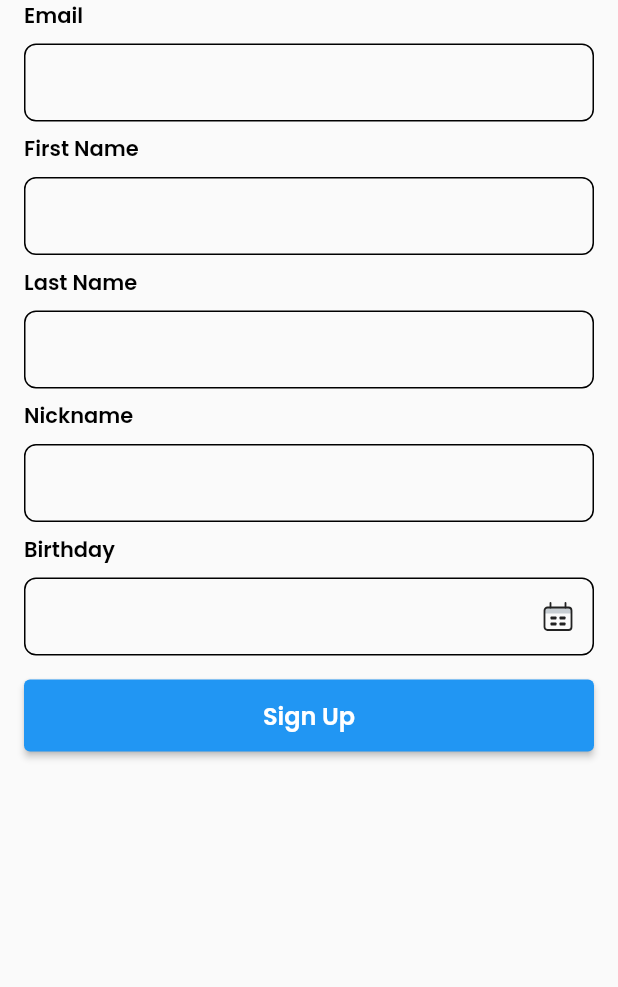
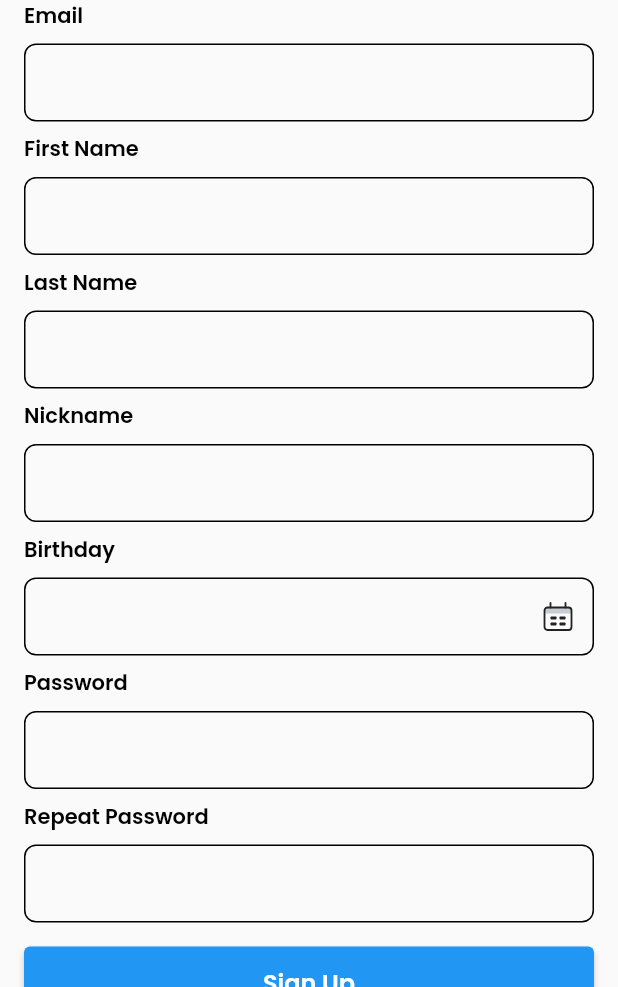
Before and after one commit to prasetya4di/vita-flutter-app, a Flutter app: the RegisterScreen screen opened by its route, on a phone screen of 412 x 824 dp, the part 249-1236 px from its top. Run offline on Flutter 3.47's test engine with Material 2 defaults, Android fonts, the phone set to English and light mode, and no system bars; our stand-ins replace cached_network_image, chopper, either_dart, flutter_bloc, flutter_markdown, flutter_svg and 4 more; generated files the repository leaves out were written again.

Commit message:
Add passwords form field

```diff
--- a/lib/view/login/widgets/password_form_field.dart
+++ b/lib/view/login/widgets/password_form_field.dart
@@ -35,17 +35,6 @@ class _PasswordFormField extends State<PasswordFormField> {
   }
 
   String? _validatePassword(String? value) {
-    final regex =
-        RegExp(r'^(?=.*?[A-Z])(?=.*?[a-z])(?=.*?[0-9])(?=.*?[!@#\$&*~]).{8,}$');
-
-    if (value != null && value.isEmpty) {
-      return "Please fill password";
-    } else if (value!.length < 8) {
-      return "Please enter at least 8 characters";
-    } else if (!regex.hasMatch(value)) {
-      return "Password should contain at least one uppercase, \nlowercase, number, and a special character.";
-    } else {
-      return null;
-    }
+    return value!.isEmpty ? 'Enter a valid password' : null;
   }
 }
--- a/lib/view/register/register_screen.dart
+++ b/lib/view/register/register_screen.dart
@@ -5,6 +5,7 @@ import 'package:vita_client_app/view/register/widgets/birthdate_form_field.dart'
 import 'package:vita_client_app/view/register/widgets/first_name_form_field.dart';
 import 'package:vita_client_app/view/register/widgets/last_name_form_field.dart';
 import 'package:vita_client_app/view/register/widgets/nickname_form_field.dart';
+import 'package:vita_client_app/view/register/widgets/passwords_form_field.dart';
 import 'package:vita_client_app/view/widgets/image_logo.dart';
 import 'package:vita_client_app/view/widgets/space_vertical.dart';
 
@@ -39,6 +40,8 @@ class _RegisterScreen extends State<RegisterScreen> {
                   const NickNameFormField(),
                   const SpaceVertical(),
                   const BirthdateFormField(),
+                  const SpaceVertical(),
+                  const PasswordsFormField(),
                   const SpaceVertical(size: 16),
                   RegisterButton(onPressed: () {})
                 ],
--- /dev/null
+++ b/lib/view/register/widgets/passwords_form_field.dart
@@ -0,0 +1,60 @@
+import 'package:flutter/material.dart';
+import 'package:vita_client_app/view/widgets/space_vertical.dart';
+import 'package:vita_client_app/view/widgets/user_form_field.dart';
+
+class PasswordsFormField extends StatefulWidget {
+  const PasswordsFormField({super.key});
+
+  @override
+  State<PasswordsFormField> createState() => _PasswordsFormField();
+}
+
+class _PasswordsFormField extends State<PasswordsFormField> {
+  final TextEditingController _passwordController = TextEditingController();
+  final TextEditingController _repeatPasswordController =
+      TextEditingController();
+
+  @override
+  Widget build(BuildContext context) {
+    return Column(
+      children: [
+        UserFormField(
+            obscureText: true,
+            label: "Password",
+            controller: _passwordController,
+            validator: _validatePassword),
+        const SpaceVertical(),
+        UserFormField(
+            obscureText: true,
+            label: "Repeat Password",
+            controller: _repeatPasswordController,
+            validator: _validateRepeatPassword)
+      ],
+    );
+  }
+
+  String? _validatePassword(String? value) {
+    final regex =
+        RegExp(r'^(?=.*?[A-Z])(?=.*?[a-z])(?=.*?[0-9])(?=.*?[!@#\$&*~]).{8,}$');
+
+    if (value != null && value.isEmpty) {
+      return "Please enter a password";
+    } else if (value!.length < 8) {
+      return "Please enter at least 8 characters";
+    } else if (!regex.hasMatch(value)) {
+      return "Password should contain at least one uppercase, \nlowercase, number, and a special character.";
+    } else {
+      return null;
+    }
+  }
+
+  String? _validateRepeatPassword(String? value) {
+    if (value != null && value.isEmpty) {
+      return "Please repeat your password";
+    } else if (value != _passwordController.value.text) {
+      return "Please enter the same password";
+    } else {
+      return null;
+    }
+  }
+}
--- a/lib/view/widgets/user_form_field.dart
+++ b/lib/view/widgets/user_form_field.dart
@@ -22,7 +22,7 @@ class UserFormField extends StatefulWidget {
       this.suffix,
       this.obscureText = false,
       this.controller,
-      this.enabled = false});
+      this.enabled = true});
 
   @override
   State<UserFormField> createState() => _UserFormField();
```
